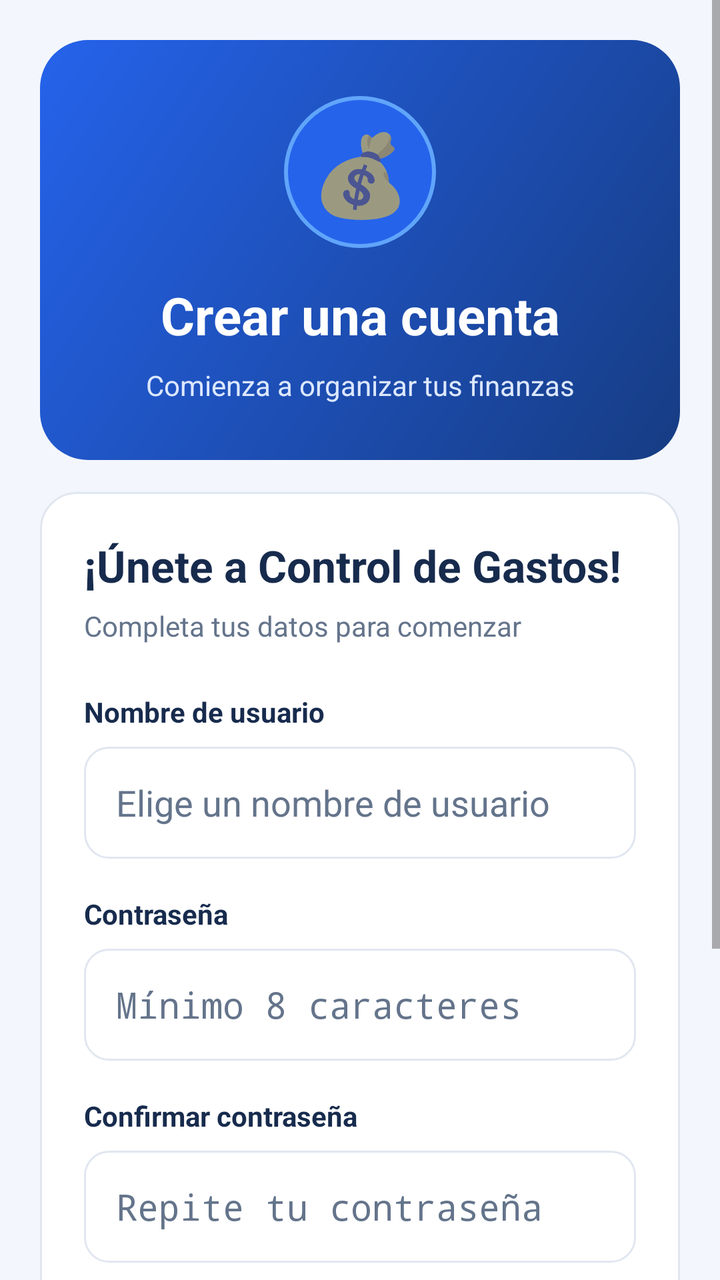
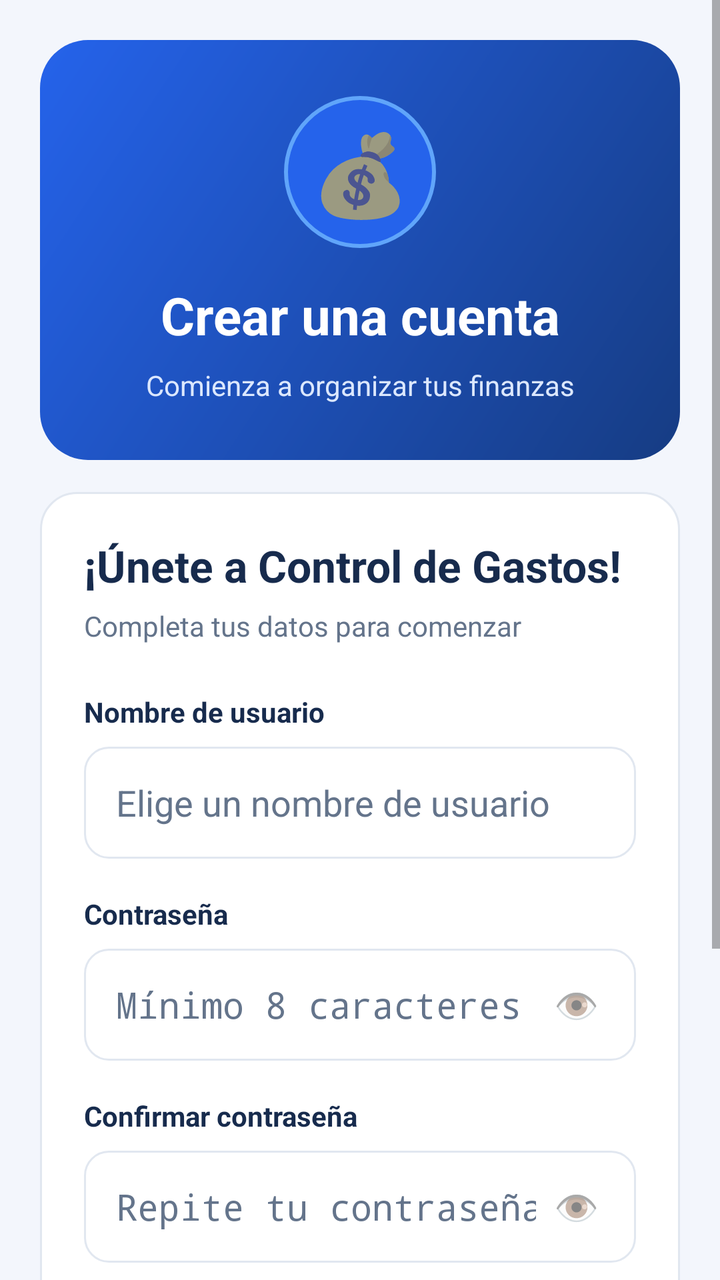

An Android layout rendered at two revisions. The XML below is the earlier revision; the diff shows what the commit changed to produce the second picture.
<!-- AndroidManifest.xml: application theme Theme.ControlGastos -->
<!-- res/layout/activity_registro.xml -->
<?xml version="1.0" encoding="utf-8"?>
<ScrollView
    xmlns:android="http://schemas.android.com/apk/res/android"
    android:layout_width="match_parent"
    android:layout_height="match_parent"
    android:background="@color/finance_background"
    android:fillViewport="true">

    <LinearLayout
        android:layout_width="match_parent"
        android:layout_height="wrap_content"
        android:orientation="vertical"
        android:padding="20dp"
        android:gravity="center_vertical">

        
        <LinearLayout
            android:layout_width="match_parent"
            android:layout_height="wrap_content"
            android:orientation="vertical"
            android:gravity="center"
            android:padding="28dp"
            android:background="@drawable/bg_panel_azul">

            <TextView
                android:layout_width="76dp"
                android:layout_height="76dp"
                android:gravity="center"
                android:text="💰"
                android:textSize="40sp"
                android:background="@drawable/bg_icono_login" />

            <TextView
                android:layout_width="match_parent"
                android:layout_height="wrap_content"
                android:layout_marginTop="16dp"
                android:gravity="center"
                android:text="Crear una cuenta"
                android:textColor="#FFFFFF"
                android:textSize="26sp"
                android:textStyle="bold" />

            <TextView
                android:layout_width="match_parent"
                android:layout_height="wrap_content"
                android:layout_marginTop="8dp"
                android:gravity="center"
                android:text="Comienza a organizar tus finanzas"
                android:textColor="#DCE8FF"
                android:textSize="14sp" />

        </LinearLayout>

        
        <LinearLayout
            android:layout_width="match_parent"
            android:layout_height="wrap_content"
            android:layout_marginTop="16dp"
            android:orientation="vertical"
            android:padding="22dp"
            android:background="@drawable/bg_tarjeta_gasto">

            <TextView
                android:layout_width="match_parent"
                android:layout_height="wrap_content"
                android:text="¡Únete a Control de Gastos!"
                android:textColor="@color/finance_text"
                android:textSize="22sp"
                android:textStyle="bold" />

            <TextView
                android:layout_width="match_parent"
                android:layout_height="wrap_content"
                android:layout_marginTop="6dp"
                android:text="Completa tus datos para comenzar"
                android:textColor="@color/finance_secondary_text"
                android:textSize="14sp" />

            
            <TextView
                android:layout_width="match_parent"
                android:layout_height="wrap_content"
                android:layout_marginTop="24dp"
                android:text="Nombre de usuario"
                android:textColor="@color/finance_text"
                android:textStyle="bold" />

            <EditText
                android:id="@+id/etRegistroUsuario"
                android:layout_width="match_parent"
                android:layout_height="56dp"
                android:layout_marginTop="8dp"
                android:background="@drawable/bg_campo_login"
                android:hint="Elige un nombre de usuario"
                android:inputType="text"
                android:singleLine="true"
                android:paddingStart="16dp"
                android:paddingEnd="16dp"
                android:textColor="@color/finance_text"
                android:textColorHint="@color/finance_secondary_text" />

            
            <TextView
                android:layout_width="match_parent"
                android:layout_height="wrap_content"
                android:layout_marginTop="18dp"
                android:text="Contraseña"
                android:textColor="@color/finance_text"
                android:textStyle="bold" />

            <EditText
                android:id="@+id/etRegistroPassword"
                android:layout_width="match_parent"
                android:layout_height="56dp"
                android:layout_marginTop="8dp"
                android:background="@drawable/bg_campo_login"
                android:hint="Mínimo 8 caracteres"
                android:inputType="textPassword"
                android:singleLine="true"
                android:paddingStart="16dp"
                android:paddingEnd="16dp"
                android:textColor="@color/finance_text"
                android:textColorHint="@color/finance_secondary_text" />

            
            <TextView
                android:layout_width="match_parent"
                android:layout_height="wrap_content"
                android:layout_marginTop="18dp"
                android:text="Confirmar contraseña"
                android:textColor="@color/finance_text"
                android:textStyle="bold" />

            <EditText
                android:id="@+id/etRegistroConfirmarPassword"
                android:layout_width="match_parent"
                android:layout_height="56dp"
                android:layout_marginTop="8dp"
                android:background="@drawable/bg_campo_login"
                android:hint="Repite tu contraseña"
                android:inputType="textPassword"
                android:singleLine="true"
                android:paddingStart="16dp"
                android:paddingEnd="16dp"
                android:textColor="@color/finance_text"
                android:textColorHint="@color/finance_secondary_text" />

            
            <Button
                android:id="@+id/btnCrearCuenta"
                android:layout_width="match_parent"
                android:layout_height="56dp"
                android:layout_marginTop="26dp"
                android:text="CREAR CUENTA"
                android:textColor="#FFFFFF"
                android:backgroundTint="#2563EB" />

            
            <Button
                android:id="@+id/btnIrLogin"
                android:layout_width="match_parent"
                android:layout_height="wrap_content"
                android:layout_marginTop="12dp"
                android:text="¿Ya tienes cuenta? Inicia sesión"
                android:textColor="@color/finance_primary"
                android:backgroundTint="@color/finance_surface" />

        </LinearLayout>

        
        <TextView
            android:layout_width="match_parent"
            android:layout_height="wrap_content"
            android:layout_marginTop="20dp"
            android:layout_marginBottom="12dp"
            android:gravity="center"
            android:text="Control de Gastos • Finanzas personales"
            android:textColor="@color/finance_secondary_text"
            android:textSize="12sp" />

    </LinearLayout>
</ScrollView>
<!-- resources referenced by this layout -->
<resources>
  <color name="finance_background">#F3F6FC</color>
  <color name="finance_primary">#3390EC</color>
  <color name="finance_secondary_text">#64748B</color>
  <color name="finance_surface">#FFFFFF</color>
  <color name="finance_text">#172B4D</color>
  <!-- drawable bg_campo_login (drawable) -->
  <?xml version="1.0" encoding="utf-8"?>
  <shape xmlns:android="http://schemas.android.com/apk/res/android"
      android:shape="rectangle">
  
      <solid android:color="@color/finance_surface" />
  
      <corners android:radius="12dp" />
  
      <stroke
          android:width="1dp"
          android:color="@color/finance_border" />
  
  </shape>
  <!-- drawable bg_icono_login (drawable) -->
  <?xml version="1.0" encoding="utf-8"?>
  <shape xmlns:android="http://schemas.android.com/apk/res/android"
      android:shape="oval">
      <solid android:color="#2563EB" />
      <stroke
          android:width="2dp"
          android:color="#60A5FA" />
  </shape>
  <!-- drawable bg_panel_azul (drawable) -->
  <?xml version="1.0" encoding="utf-8"?>
  <shape xmlns:android="http://schemas.android.com/apk/res/android"
      android:shape="rectangle">
      <gradient
          android:angle="135"
          android:startColor="#163C83"
          android:endColor="#2563EB"
          android:type="linear" />
      <corners android:radius="24dp" />
  </shape>
  <!-- drawable bg_tarjeta_gasto (drawable) -->
  <?xml version="1.0" encoding="utf-8"?>
  <shape xmlns:android="http://schemas.android.com/apk/res/android"
      android:shape="rectangle">
  
      <solid android:color="@color/finance_surface" />
  
      <corners android:radius="18dp" />
  
      <stroke
          android:width="1dp"
          android:color="@color/finance_border" />
  
  </shape>
  <style name="Theme.ControlGastos" parent="Theme.AppCompat.DayNight.NoActionBar" />
  <color name="finance_border">#E1E7F0</color>
</resources>

<!-- the commit's change to res/layout/activity_registro.xml (unified diff, before → after) -->
@@ -108,19 +108,39 @@
                 android:textColor="@color/finance_text"
                 android:textStyle="bold" />
 
-            <EditText
-                android:id="@+id/etRegistroPassword"
+            <LinearLayout
                 android:layout_width="match_parent"
                 android:layout_height="56dp"
                 android:layout_marginTop="8dp"
                 android:background="@drawable/bg_campo_login"
-                android:hint="Mínimo 8 caracteres"
-                android:inputType="textPassword"
-                android:singleLine="true"
+                android:orientation="horizontal"
+                android:gravity="center_vertical"
                 android:paddingStart="16dp"
-                android:paddingEnd="16dp"
-                android:textColor="@color/finance_text"
-                android:textColorHint="@color/finance_secondary_text" />
+                android:paddingEnd="10dp">
+
+                <EditText
+                    android:id="@+id/etRegistroPassword"
+                    android:layout_width="0dp"
+                    android:layout_height="match_parent"
+                    android:layout_weight="1"
+                    android:background="@null"
+                    android:hint="Mínimo 8 caracteres"
+                    android:inputType="textPassword"
+                    android:singleLine="true"
+                    android:textColor="@color/finance_text"
+                    android:textColorHint="@color/finance_secondary_text" />
+
+                <TextView
+                    android:id="@+id/btnToggleRegistroPassword"
+                    android:layout_width="40dp"
+                    android:layout_height="40dp"
+                    android:gravity="center"
+                    android:text="👁️"
+                    android:textSize="18sp"
+                    android:clickable="true"
+                    android:focusable="true"
+                    android:contentDescription="Mostrar u ocultar contraseña" />
+            </LinearLayout>
 
             
             <TextView
@@ -131,19 +151,39 @@
                 android:textColor="@color/finance_text"
                 android:textStyle="bold" />
 
-            <EditText
-                android:id="@+id/etRegistroConfirmarPassword"
+            <LinearLayout
                 android:layout_width="match_parent"
                 android:layout_height="56dp"
                 android:layout_marginTop="8dp"
                 android:background="@drawable/bg_campo_login"
-                android:hint="Repite tu contraseña"
-                android:inputType="textPassword"
-                android:singleLine="true"
+                android:orientation="horizontal"
+                android:gravity="center_vertical"
                 android:paddingStart="16dp"
-                android:paddingEnd="16dp"
-                android:textColor="@color/finance_text"
-                android:textColorHint="@color/finance_secondary_text" />
+                android:paddingEnd="10dp">
+
+                <EditText
+                    android:id="@+id/etRegistroConfirmarPassword"
+                    android:layout_width="0dp"
+                    android:layout_height="match_parent"
+                    android:layout_weight="1"
+                    android:background="@null"
+                    android:hint="Repite tu contraseña"
+                    android:inputType="textPassword"
+                    android:singleLine="true"
+                    android:textColor="@color/finance_text"
+                    android:textColorHint="@color/finance_secondary_text" />
+
+                <TextView
+                    android:id="@+id/btnToggleRegistroConfirmarPassword"
+                    android:layout_width="40dp"
+                    android:layout_height="40dp"
+                    android:gravity="center"
+                    android:text="👁️"
+                    android:textSize="18sp"
+                    android:clickable="true"
+                    android:focusable="true"
+                    android:contentDescription="Mostrar u ocultar contraseña" />
+            </LinearLayout>
 
             
             <Button
